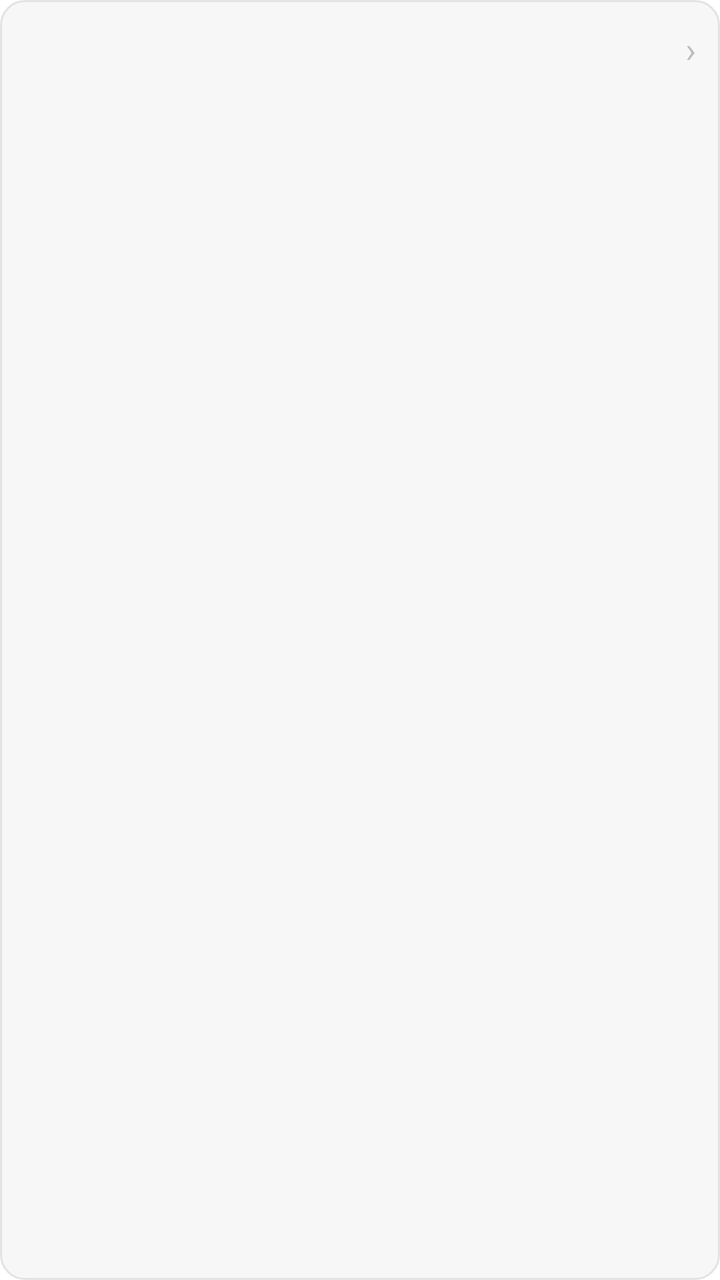
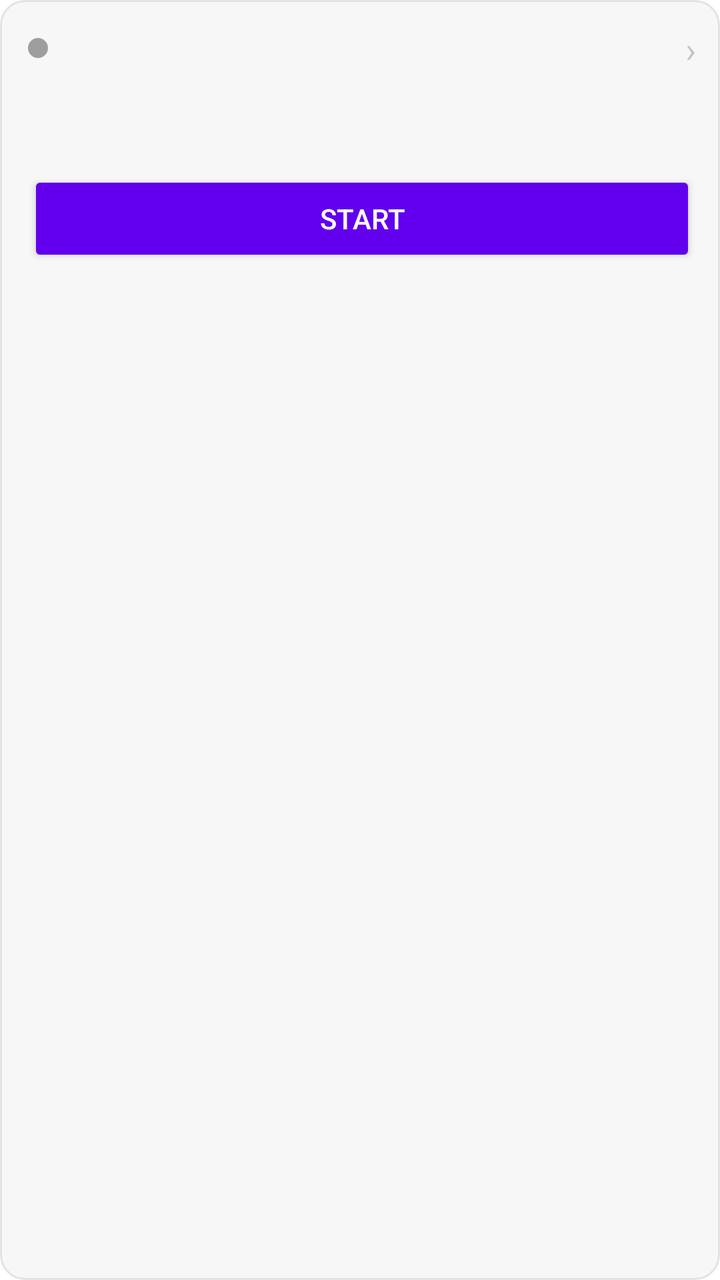

Two renders of the same Android screen: before a commit and after it. Below are the layout's source before the change and the commit's diff.
<!-- AndroidManifest.xml: fallback theme Theme.MaterialComponents.DayNight.NoActionBar -->
<!-- res/layout/item_profile.xml -->
<?xml version="1.0" encoding="utf-8"?>
<LinearLayout xmlns:android="http://schemas.android.com/apk/res/android"
    android:layout_width="match_parent"
    android:layout_height="wrap_content"
    android:layout_marginBottom="8dp"
    android:background="@drawable/card"
    android:clickable="true"
    android:focusable="true"
    android:orientation="vertical"
    android:padding="12dp">

    <LinearLayout
        android:layout_width="match_parent"
        android:layout_height="wrap_content"
        android:gravity="center_vertical"
        android:orientation="horizontal">

        <TextView
            android:id="@+id/card_name"
            android:layout_width="0dp"
            android:layout_height="wrap_content"
            android:layout_weight="1"
            android:textAppearance="?android:attr/textAppearanceMedium"
            android:textStyle="bold" />

        <TextView
            android:id="@+id/card_state"
            android:layout_width="wrap_content"
            android:layout_height="wrap_content"
            android:textAppearance="?android:attr/textAppearanceSmall"
            android:textStyle="bold" />

        
        <TextView
            android:layout_width="wrap_content"
            android:layout_height="wrap_content"
            android:alpha="0.4"
            android:paddingStart="8dp"
            android:text="@string/chevron"
            android:textAppearance="?android:attr/textAppearanceMedium" />
    </LinearLayout>

    <TextView
        android:id="@+id/card_summary"
        android:layout_width="match_parent"
        android:layout_height="wrap_content"
        android:paddingTop="2dp"
        android:textAppearance="?android:attr/textAppearanceSmall" />

    <TextView
        android:id="@+id/card_flags"
        android:layout_width="match_parent"
        android:layout_height="wrap_content"
        android:alpha="0.7"
        android:paddingTop="2dp"
        android:textAppearance="?android:attr/textAppearanceSmall" />
</LinearLayout>
<!-- resources referenced by this layout -->
<resources>
  <!-- drawable card (drawable) -->
  <?xml version="1.0" encoding="utf-8"?>
  <shape xmlns:android="http://schemas.android.com/apk/res/android"
      android:shape="rectangle">
      <solid android:color="#11808080" />
      <stroke
          android:width="1dp"
          android:color="#33808080" />
      <corners android:radius="12dp" />
  </shape>
  <string name="chevron">\u203a</string>
</resources>

<!-- the commit's change to res/layout/item_profile.xml (unified diff, before → after) -->
@@ -7,7 +7,10 @@
     android:clickable="true"
     android:focusable="true"
     android:orientation="vertical"
-    android:padding="12dp">
+    android:paddingStart="14dp"
+    android:paddingTop="12dp"
+    android:paddingEnd="12dp"
+    android:paddingBottom="10dp">
 
     <LinearLayout
         android:layout_width="match_parent"
@@ -15,11 +18,20 @@
         android:gravity="center_vertical"
         android:orientation="horizontal">
 
+        <View
+            android:id="@+id/card_dot"
+            android:layout_width="10dp"
+            android:layout_height="10dp"
+            android:layout_marginEnd="8dp"
+            android:background="@drawable/dot" />
+
         <TextView
             android:id="@+id/card_name"
             android:layout_width="0dp"
             android:layout_height="wrap_content"
             android:layout_weight="1"
+            android:ellipsize="end"
+            android:maxLines="1"
             android:textAppearance="?android:attr/textAppearanceMedium"
             android:textStyle="bold" />
 
@@ -30,12 +42,11 @@
             android:textAppearance="?android:attr/textAppearanceSmall"
             android:textStyle="bold" />
 
-        
         <TextView
             android:layout_width="wrap_content"
             android:layout_height="wrap_content"
-            android:alpha="0.4"
-            android:paddingStart="8dp"
+            android:alpha="0.35"
+            android:paddingStart="6dp"
             android:text="@string/chevron"
             android:textAppearance="?android:attr/textAppearanceMedium" />
     </LinearLayout>
@@ -51,7 +62,15 @@
         android:id="@+id/card_flags"
         android:layout_width="match_parent"
         android:layout_height="wrap_content"
-        android:alpha="0.7"
-        android:paddingTop="2dp"
+        android:alpha="0.6"
+        android:paddingTop="1dp"
         android:textAppearance="?android:attr/textAppearanceSmall" />
+
+    <Button
+        android:id="@+id/card_toggle"
+        style="?android:attr/buttonStyleSmall"
+        android:layout_width="match_parent"
+        android:layout_height="wrap_content"
+        android:layout_marginTop="8dp"
+        android:text="@string/action_start" />
 </LinearLayout>
<!-- resource entries referenced after the edit -->
@@ -10,6 +10,16 @@
           android:color="#33808080" />
       <corners android:radius="12dp" />
   </shape>
+  <!-- drawable dot (drawable) -->
+  <?xml version="1.0" encoding="utf-8"?>
+  <shape xmlns:android="http://schemas.android.com/apk/res/android"
+      android:shape="oval">
+      <solid android:color="#ff9e9e9e" />
+      <size
+          android:width="10dp"
+          android:height="10dp" />
+  </shape>
+  <string name="action_start">Start</string>
   <string name="chevron">\u203a</string>
 </resources>
 
